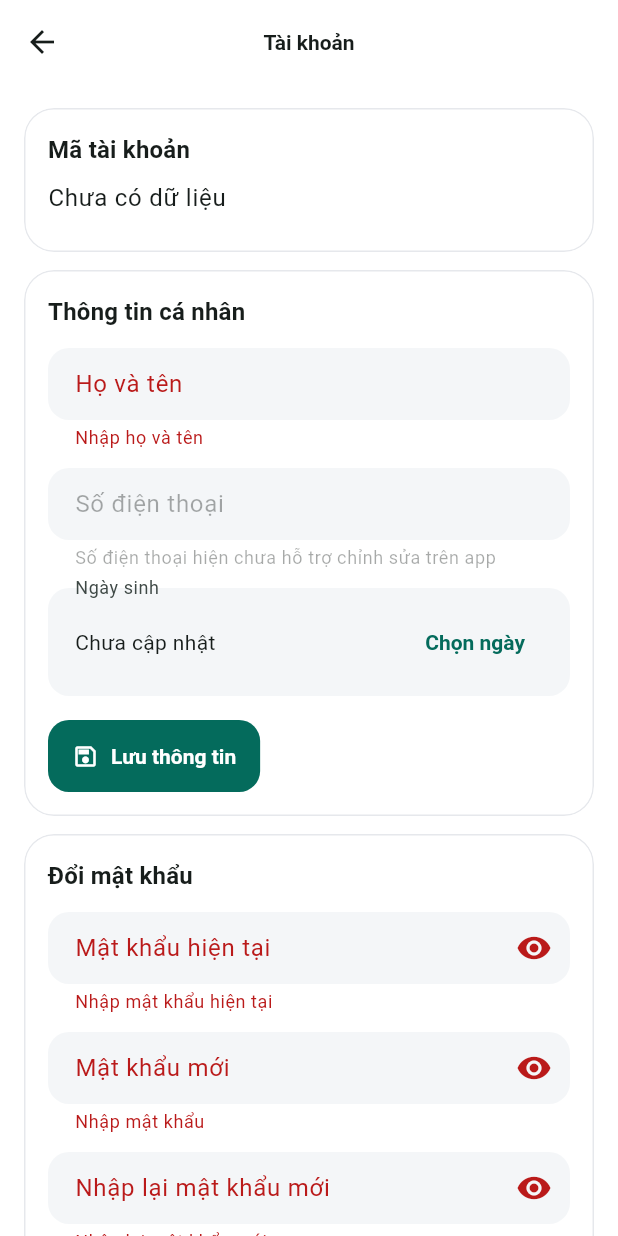
After one commit to THANHTAI2004/eldercare_app, a Flutter app: the AccountPage screen opened by its route, after a tap on "Lưu thông tin", after a tap on "Đổi mật khẩu", on a phone screen of 412 x 824 dp. The commit adds this screen. Run offline on Flutter 3.47's test engine with Material 3 defaults, Android fonts, the phone set to English and light mode, and no system bars; our stand-ins replace dio, flutter_dotenv, flutter_secure_storage, shared_preferences; missing offline and left inert: mobile_scanner; accounts and stored records are empty.

Commit message:
cập nhật

```diff
--- a/lib/src/app/routes.dart
+++ b/lib/src/app/routes.dart
@@ -1,5 +1,6 @@
 import 'package:flutter/material.dart';
 
+import 'package:eldercare_app/src/features/account/account_page.dart';
 import 'package:eldercare_app/src/features/admin/admin_device_registration_page.dart';
 import 'package:eldercare_app/src/features/alerts/alerts_page.dart';
 import 'package:eldercare_app/src/features/auth/register_page.dart';
@@ -13,6 +14,7 @@ class AppRoutes {
   static const register = '/register';
   static const history = '/history';
   static const alerts = '/alerts';
+  static const account = '/account';
   static const adminDeviceRegister = '/admin/devices/register';
 
   static final routes = <String, WidgetBuilder>{
@@ -20,6 +22,7 @@ class AppRoutes {
     register: (_) => const RegisterPage(),
     history: (_) => const HistoryPage(),
     alerts: (_) => const AlertsPage(),
+    account: (_) => const AccountPage(),
     adminDeviceRegister: (_) => const AdminDeviceRegistrationPage(),
   };
 
@@ -28,9 +31,7 @@ class AppRoutes {
       settings: settings,
       builder: (_) => Scaffold(
         appBar: AppBar(title: const Text('Không tìm thấy trang')),
-        body: Center(
-          child: Text('Đường dẫn không tồn tại: ${settings.name}'),
-        ),
+        body: Center(child: Text('Đường dẫn không tồn tại: ${settings.name}')),
       ),
     );
   }
--- a/lib/src/config/env.dart
+++ b/lib/src/config/env.dart
@@ -21,11 +21,16 @@ class Env {
 
   static String get apiBaseUrl =>
       _read('API_BASE_URL', fallback: 'https://api.eldercare.io.vn');
-  static String get optionalApiKeyForDevOnly => kDebugMode
-      ? _read('ADMIN_API_KEY', fallback: _read('API_KEY'))
-      : '';
+  static String get optionalApiKeyForDevOnly =>
+      kDebugMode ? _read('ADMIN_API_KEY', fallback: _read('API_KEY')) : '';
 
   static int get requestTimeoutMs =>
       _readInt('REQUEST_TIMEOUT_MS', fallback: 15000);
   static int get pollIntervalMs => _readInt('POLL_INTERVAL_MS', fallback: 2000);
+
+  static String get debugLoginPhoneNumber =>
+      kDebugMode ? _read('LOGIN_PHONE_NUMBER') : '';
+
+  static String get debugLoginPassword =>
+      kDebugMode ? _read('LOGIN_PASSWORD') : '';
 }
--- /dev/null
+++ b/lib/src/features/account/account_page.dart
@@ -0,0 +1,408 @@
+import 'package:flutter/material.dart';
+import 'package:flutter/services.dart';
+import 'package:intl/intl.dart';
+import 'package:provider/provider.dart';
+
+import 'package:eldercare_app/src/core/app_strings.dart';
+import 'package:eldercare_app/src/core/validators.dart';
+import 'package:eldercare_app/src/state/session_provider.dart';
+
+class AccountPage extends StatefulWidget {
+  const AccountPage({super.key});
+
+  @override
+  State<AccountPage> createState() => _AccountPageState();
+}
+
+class _AccountPageState extends State<AccountPage> {
+  final _profileFormKey = GlobalKey<FormState>();
+  final _passwordFormKey = GlobalKey<FormState>();
+
+  final _nameCtrl = TextEditingController();
+  final _phoneCtrl = TextEditingController();
+  final _currentPasswordCtrl = TextEditingController();
+  final _newPasswordCtrl = TextEditingController();
+  final _confirmPasswordCtrl = TextEditingController();
+
+  DateTime? _selectedDateOfBirth;
+  bool _profileInitialized = false;
+  bool _obscureCurrentPassword = true;
+  bool _obscureNewPassword = true;
+  bool _obscureConfirmPassword = true;
+
+  @override
+  void dispose() {
+    _nameCtrl.dispose();
+    _phoneCtrl.dispose();
+    _currentPasswordCtrl.dispose();
+    _newPasswordCtrl.dispose();
+    _confirmPasswordCtrl.dispose();
+    super.dispose();
+  }
+
+  @override
+  void didChangeDependencies() {
+    super.didChangeDependencies();
+    if (_profileInitialized) return;
+
+    final user = context.read<SessionProvider>().currentUser;
+    _nameCtrl.text = user?.name ?? '';
+    _phoneCtrl.text = user?.phoneNumber ?? '';
+    _selectedDateOfBirth = _parseDate(user?.dateOfBirth);
+    _profileInitialized = true;
+  }
+
+  DateTime? _parseDate(String? raw) {
+    final text = raw?.trim() ?? '';
+    if (text.isEmpty) return null;
+    return DateTime.tryParse(text);
+  }
+
+  Future<void> _pickDateOfBirth() async {
+    final now = DateTime.now();
+    final picked = await showDatePicker(
+      context: context,
+      initialDate:
+          _selectedDateOfBirth ?? DateTime(now.year - 60, now.month, now.day),
+      firstDate: DateTime(1900),
+      lastDate: now,
+    );
+    if (picked == null) return;
+
+    setState(() {
+      _selectedDateOfBirth = DateTime(picked.year, picked.month, picked.day);
+    });
+  }
+
+  Future<void> _saveProfile() async {
+    if (!(_profileFormKey.currentState?.validate() ?? false)) {
+      return;
+    }
+
+    final selectedDate = _selectedDateOfBirth;
+    if (selectedDate == null) {
+      ScaffoldMessenger.of(context).showSnackBar(
+        const SnackBar(content: Text(AppStrings.registerPickBirthDate)),
+      );
+      return;
+    }
+
+    final session = context.read<SessionProvider>();
+    final ok = await session.updateProfile(
+      name: _nameCtrl.text.trim(),
+      dateOfBirth: DateFormat('yyyy-MM-dd').format(selectedDate),
+    );
+
+    if (!mounted) return;
+    if (ok) {
+      ScaffoldMessenger.of(context).showSnackBar(
+        const SnackBar(content: Text('Đã cập nhật thông tin tài khoản.')),
+      );
+      return;
+    }
+
+    ScaffoldMessenger.of(context).showSnackBar(
+      SnackBar(
+        content: Text(
+          session.error ?? 'Không thể cập nhật thông tin tài khoản',
+        ),
+      ),
+    );
+  }
+
+  Future<void> _changePassword() async {
+    if (!(_passwordFormKey.currentState?.validate() ?? false)) {
+      return;
+    }
+
+    final session = context.read<SessionProvider>();
+    final ok = await session.changePassword(
+      currentPassword: _currentPasswordCtrl.text,
+      newPassword: _newPasswordCtrl.text,
+    );
+
+    if (!mounted) return;
+    if (ok) {
+      _currentPasswordCtrl.clear();
+      _newPasswordCtrl.clear();
+      _confirmPasswordCtrl.clear();
+      ScaffoldMessenger.of(
+        context,
+      ).showSnackBar(const SnackBar(content: Text('Đổi mật khẩu thành công.')));
+      return;
+    }
+
+    ScaffoldMessenger.of(context).showSnackBar(
+      SnackBar(content: Text(session.error ?? 'Không thể đổi mật khẩu')),
+    );
+  }
+
+  Future<void> _copyAccountCode(String accountCode) async {
+    await Clipboard.setData(ClipboardData(text: accountCode));
+    if (!mounted) return;
+    ScaffoldMessenger.of(
+      context,
+    ).showSnackBar(const SnackBar(content: Text('Đã sao chép mã tài khoản.')));
+  }
+
+  @override
+  Widget build(BuildContext context) {
+    final session = context.watch<SessionProvider>();
+    final user = session.currentUser;
+    final accountCode = user?.userId.trim() ?? '';
+    final dateText = _selectedDateOfBirth == null
+        ? 'Chưa cập nhật'
+        : DateFormat('dd/MM/yyyy').format(_selectedDateOfBirth!);
+
+    return Scaffold(
+      appBar: AppBar(title: const Text('Tài khoản')),
+      body: SafeArea(
+        child: Align(
+          alignment: Alignment.topCenter,
+          child: ConstrainedBox(
+            constraints: const BoxConstraints(maxWidth: 760),
+            child: ListView(
+              padding: const EdgeInsets.all(16),
+              children: [
+                Card(
+                  child: Padding(
+                    padding: const EdgeInsets.all(16),
+                    child: Column(
+                      crossAxisAlignment: CrossAxisAlignment.start,
+                      children: [
+                        Text(
+                          'Mã tài khoản',
+                          style: Theme.of(context).textTheme.titleMedium,
+                        ),
+                        const SizedBox(height: 8),
+                        SelectableText(
+                          accountCode.isEmpty ? 'Chưa có dữ liệu' : accountCode,
+                          style: Theme.of(context).textTheme.bodyLarge,
+                        ),
+                        const SizedBox(height: 8),
+                        if (accountCode.isNotEmpty)
+                          OutlinedButton.icon(
+                            onPressed: () => _copyAccountCode(accountCode),
+                            icon: const Icon(Icons.copy_outlined),
+                            label: const Text('Sao chép mã tài khoản'),
+                          ),
+                      ],
+                    ),
+                  ),
+                ),
+                const SizedBox(height: 12),
+                Card(
+                  child: Padding(
+                    padding: const EdgeInsets.all(16),
+                    child: Form(
+                      key: _profileFormKey,
+                      child: Column(
+                        crossAxisAlignment: CrossAxisAlignment.start,
+                        children: [
+                          Text(
+                            'Thông tin cá nhân',
+                            style: Theme.of(context).textTheme.titleMedium,
+                          ),
+                          const SizedBox(height: 12),
+                          TextFormField(
+                            controller: _nameCtrl,
+                            enabled: !session.isUpdatingProfile,
+                            decoration: const InputDecoration(
+                              labelText: 'Họ và tên',
+                            ),
+                            validator: (value) {
+                              if ((value ?? '').trim().isEmpty) {
+                                return 'Nhập họ và tên';
+                              }
+                              return null;
+                            },
+                          ),
+                          const SizedBox(height: 12),
+                          TextFormField(
+                            controller: _phoneCtrl,
+                            enabled: false,
+                            decoration: const InputDecoration(
+                              labelText: 'Số điện thoại',
+                              helperText:
+                                  'Số điện thoại hiện chưa hỗ trợ chỉnh sửa trên app',
+                            ),
+                          ),
+                          const SizedBox(height: 12),
+                          InputDecorator(
+                            decoration: const InputDecoration(
+                              labelText: 'Ngày sinh',
+                            ),
+                            child: Row(
+                              children: [
+                                Expanded(child: Text(dateText)),
+                                TextButton(
+                                  onPressed: session.isUpdatingProfile
+                                      ? null
+                                      : _pickDateOfBirth,
+                                  child: const Text('Chọn ngày'),
+                                ),
+                              ],
+                            ),
+                          ),
+                          const SizedBox(height: 16),
+                          FilledButton.icon(
+                            onPressed: session.isUpdatingProfile
+                                ? null
+                                : _saveProfile,
+                            icon: session.isUpdatingProfile
+                                ? const SizedBox(
+                                    width: 16,
+                                    height: 16,
+                                    child: CircularProgressIndicator(
+                                      strokeWidth: 2,
+                                    ),
+                                  )
+                                : const Icon(Icons.save_outlined),
+                            label: Text(
+                              session.isUpdatingProfile
+                                  ? 'Đang lưu...'
+                                  : 'Lưu thông tin',
+                            ),
+                          ),
+                        ],
+                      ),
+                    ),
+                  ),
+                ),
+                const SizedBox(height: 12),
+                Card(
+                  child: Padding(
+                    padding: const EdgeInsets.all(16),
+                    child: Form(
+                      key: _passwordFormKey,
+                      child: Column(
+                        crossAxisAlignment: CrossAxisAlignment.start,
+                        children: [
+                          Text(
+                            'Đổi mật khẩu',
+                            style: Theme.of(context).textTheme.titleMedium,
+                          ),
+                          const SizedBox(height: 12),
+                          TextFormField(
+                            controller: _currentPasswordCtrl,
+                            enabled: !session.isChangingPassword,
+                            obscureText: _obscureCurrentPassword,
+                            decoration: InputDecoration(
+                              labelText: 'Mật khẩu hiện tại',
+                              suffixIcon: IconButton(
+                                tooltip: _obscureCurrentPassword
+                                    ? 'Hiện mật khẩu'
+                                    : 'Ẩn mật khẩu',
+                                onPressed: () {
+                                  setState(() {
+                                    _obscureCurrentPassword =
+                                        !_obscureCurrentPassword;
+                                  });
+                                },
+                                icon: Icon(
+                                  _obscureCurrentPassword
+                                      ? Icons.visibility
+                                      : Icons.visibility_off,
+                                ),
+                              ),
+                            ),
+                            validator: (value) {
+                              if ((value ?? '').isEmpty) {
+                                return 'Nhập mật khẩu hiện tại';
+                              }
+                              return null;
+                            },
+                          ),
+                          const SizedBox(height: 12),
+                          TextFormField(
+                            controller: _newPasswordCtrl,
+                            enabled: !session.isChangingPassword,
+                            obscureText: _obscureNewPassword,
+                            decoration: InputDecoration(
+                              labelText: 'Mật khẩu mới',
+                              suffixIcon: IconButton(
+                                tooltip: _obscureNewPassword
+                                    ? 'Hiện mật khẩu'
+                                    : 'Ẩn mật khẩu',
+                                onPressed: () {
+                                  setState(() {
+                                    _obscureNewPassword = !_obscureNewPassword;
+                                  });
+                                },
+                                icon: Icon(
+                                  _obscureNewPassword
+                                      ? Icons.visibility
+                                      : Icons.visibility_off,
+                                ),
+                              ),
+                            ),
+                            validator: AppValidators.validatePassword,
+                          ),
+                          const SizedBox(height: 12),
+                          TextFormField(
+                            controller: _confirmPasswordCtrl,
+                            enabled: !session.isChangingPassword,
+                            obscureText: _obscureConfirmPassword,
+                            decoration: InputDecoration(
+                              labelText: 'Nhập lại mật khẩu mới',
+                              suffixIcon: IconButton(
+                                tooltip: _obscureConfirmPassword
+                                    ? 'Hiện mật khẩu'
+                                    : 'Ẩn mật khẩu',
+                                onPressed: () {
+                                  setState(() {
+                                    _obscureConfirmPassword =
+                                        !_obscureConfirmPassword;
+                                  });
+                                },
+                                icon: Icon(
+                                  _obscureConfirmPassword
+                                      ? Icons.visibility
+                                      : Icons.visibility_off,
+                                ),
+                              ),
+                            ),
+                            validator: (value) {
+                              if ((value ?? '').isEmpty) {
+                                return 'Nhập lại mật khẩu mới';
+                              }
+                              if (value != _newPasswordCtrl.text) {
+                                return 'Mật khẩu nhập lại không khớp';
+                              }
+                              return null;
+                            },
+                            onFieldSubmitted: (_) => _changePassword(),
+                          ),
+                          const SizedBox(height: 16),
+                          FilledButton.icon(
+                            onPressed: session.isChangingPassword
+                                ? null
+                                : _changePassword,
+                            icon: session.isChangingPassword
+                                ? const SizedBox(
+                                    width: 16,
+                                    height: 16,
+                                    child: CircularProgressIndicator(
+                                      strokeWidth: 2,
+                                    ),
+                                  )
+                                : const Icon(Icons.lock_reset_outlined),
+                            label: Text(
+                              session.isChangingPassword
+                                  ? 'Đang cập nhật...'
+                                  : 'Đổi mật khẩu',
+                            ),
+                          ),
+                        ],
+                      ),
+                    ),
+                  ),
+                ),
+              ],
+            ),
+          ),
+        ),
+      ),
+    );
+  }
+}
```
Also changed, not shown: lib/src/data/api/api_client.dart (+40 -0 lines), lib/src/data/api/auth_api_service.dart (+27 -3 lines), lib/src/features/devices/device_page.dart (+91 -49 lines), lib/src/state/session_provider.dart (+76 -0 lines).
